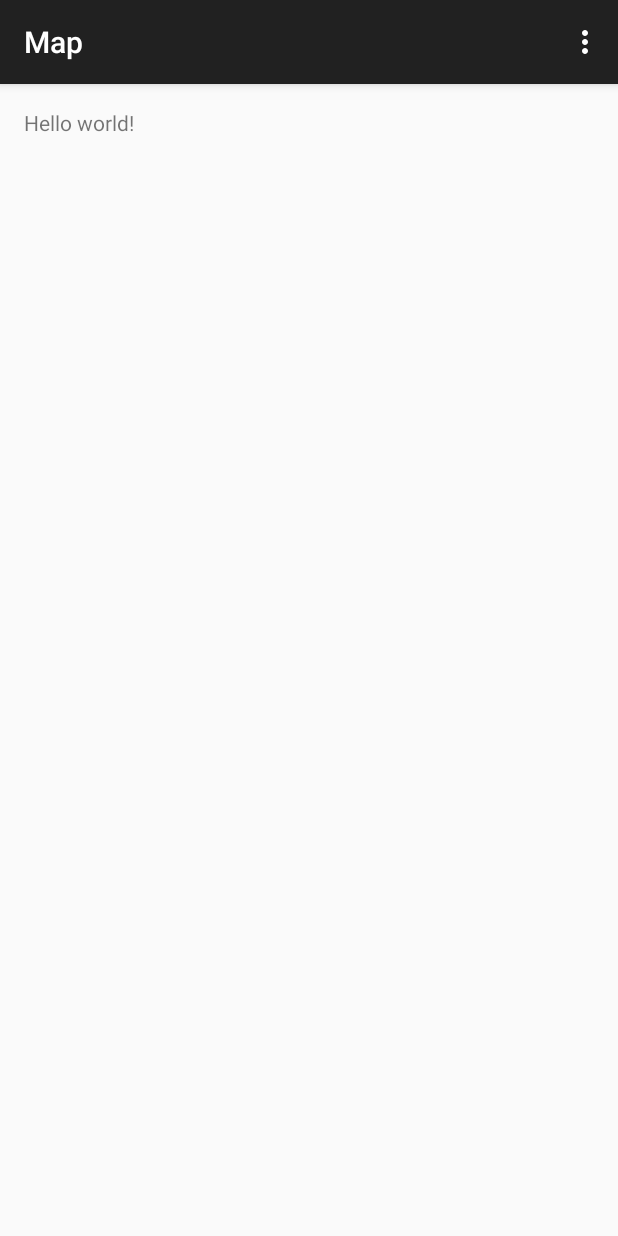
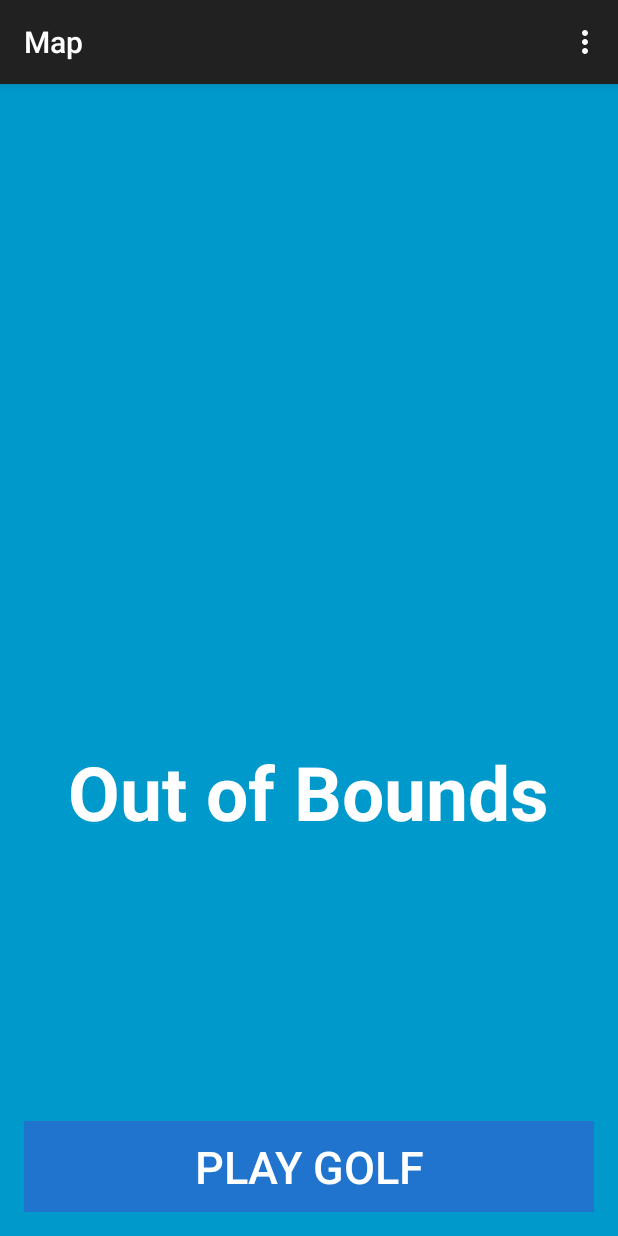
Before and after one commit to mickebackman/OutOfBounds, an Android app: the Map screen opened directly, with no data from a screen before it, on a phone screen of 412 x 824 dp. Run offline under Robolectric (Android 15) with nearby library versions, the phone set to English and light mode, and no system bars.

Commit message:
Commit #2, added map activity before play

```diff
--- a/app/src/main/java/se/mikaelbackman/outofbounds/Map.java
+++ b/app/src/main/java/se/mikaelbackman/outofbounds/Map.java
@@ -1,9 +1,11 @@
 package se.mikaelbackman.outofbounds;
 
+import android.content.Intent;
 import android.support.v7.app.ActionBarActivity;
 import android.os.Bundle;
 import android.view.Menu;
 import android.view.MenuItem;
+import android.view.View;
 
 
 public class Map extends ActionBarActivity {
@@ -21,6 +23,12 @@ public class Map extends ActionBarActivity {
         getMenuInflater().inflate(R.menu.menu_map, menu);
         return true;
     }
+    public void playGolf(View view){
+
+        //TODO ska lägga in så vi skickar data från denna intent till nästa. gärna objekt.
+        Intent intent = new Intent(this, Play.class);
+        startActivity(intent);
+    }
 
     @Override
     public boolean onOptionsItemSelected(MenuItem item) {
--- a/app/src/main/res/layout/activity_map.xml
+++ b/app/src/main/res/layout/activity_map.xml
@@ -1,12 +1,49 @@
-<RelativeLayout xmlns:android="http://schemas.android.com/apk/res/android"
-    xmlns:tools="http://schemas.android.com/tools" android:layout_width="match_parent"
-    android:layout_height="match_parent" android:paddingLeft="@dimen/activity_horizontal_margin"
+<FrameLayout xmlns:android="http://schemas.android.com/apk/res/android"
+    xmlns:tools="http://schemas.android.com/tools"
+    android:layout_width="match_parent"
+    android:layout_height="match_parent"
+    android:paddingLeft="@dimen/activity_horizontal_margin"
     android:paddingRight="@dimen/activity_horizontal_margin"
     android:paddingTop="@dimen/activity_vertical_margin"
     android:paddingBottom="@dimen/activity_vertical_margin"
+    android:gravity="center"
+    android:background="#0099cc"
     tools:context="se.mikaelbackman.outofbounds.Map">
 
-    <TextView android:text="@string/hello_world" android:layout_width="wrap_content"
-        android:layout_height="wrap_content" />
+    <FrameLayout android:layout_width="match_parent" android:layout_height="314dp"
+        android:fitsSystemWindows="true"
+        android:layout_gravity="center_horizontal|bottom">
 
-</RelativeLayout>
+        <LinearLayout android:id="@+id/fullscreen_content_controls"
+            android:layout_width="match_parent"
+            android:layout_height="wrap_content"
+            android:layout_gravity="bottom|center_horizontal"
+            android:orientation="horizontal"
+            tools:ignore="UselessParent">
+
+            <Button android:id="@+id/playbutton"
+                android:textColor="#FFF"
+                android:textSize="30sp"
+                android:padding="10dp"
+                android:background="#ff2174cd"
+                android:layout_width="match_parent"
+                android:layout_height="wrap_content"
+                android:layout_weight="1"
+                android:text="@string/playbutton"
+                android:onClick="playGolf"/>
+
+        </LinearLayout>
+
+        <TextView android:text="@string/golf"
+            android:textStyle="bold"
+            android:textSize="50sp"
+            android:gravity="center"
+            android:layout_width="wrap_content"
+            android:layout_height="wrap_content"
+            android:textColor="#fff"
+            android:layout_gravity="center_horizontal|top" />
+
+    </FrameLayout>
+
+
+</FrameLayout>
--- a/app/src/main/res/values/strings.xml
+++ b/app/src/main/res/values/strings.xml
@@ -7,6 +7,7 @@
     <string name="title_activity_arhandler">ARHandlerActivity</string>
     <string name="title_activity_play">Play</string>
     <string name="playbutton">Play golf</string>
+    <string name="mapbutton">Set hole position</string>
     <string name="title_activity_map">Map</string>
 
 
```
Also changed, not shown: app/src/main/res/layout/activity_main.xml (+38 -12 lines).
